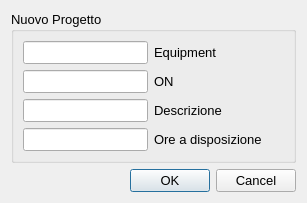
pantof/DailyNotes, file Include/uis/dlgs/NewProjectDialog.ui: the form before one commit.
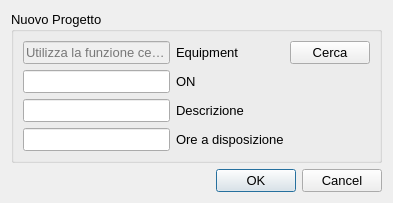
The form after the commit.

What changed in the file:
```diff
--- a/Include/uis/dlgs/NewProjectDialog.ui
+++ b/Include/uis/dlgs/NewProjectDialog.ui
@@ -6,8 +6,8 @@
    <rect>
     <x>0</x>
     <y>0</y>
-    <width>307</width>
-    <height>190</height>
+    <width>393</width>
+    <height>198</height>
    </rect>
   </property>
   <property name="sizePolicy">
@@ -30,9 +30,13 @@
      <property name="title">
       <string>Nuovo Progetto</string>
      </property>
-     <layout class="QFormLayout" name="formLayout_2">
-      <item row="0" column="0">
-       <widget class="QLineEdit" name="lineEdit_Equipment"/>
+     <layout class="QGridLayout" name="gridLayout">
+      <item row="0" column="1">
+       <widget class="QLabel" name="label">
+        <property name="text">
+         <string>Equipment</string>
+        </property>
+       </widget>
       </item>
       <item row="1" column="0">
        <widget class="QLineEdit" name="lineEdit_ON"/>
@@ -40,13 +44,6 @@
       <item row="2" column="0">
        <widget class="QLineEdit" name="lineEdit_Descrizione"/>
       </item>
-      <item row="0" column="1">
-       <widget class="QLabel" name="label">
-        <property name="text">
-         <string>Equipment</string>
-        </property>
-       </widget>
-      </item>
       <item row="1" column="1">
        <widget class="QLabel" name="label_2">
         <property name="text">
@@ -71,6 +68,23 @@
         </property>
        </widget>
       </item>
+      <item row="0" column="0">
+       <widget class="QLineEdit" name="lineEdit_Equipment">
+        <property name="enabled">
+         <bool>false</bool>
+        </property>
+        <property name="placeholderText">
+         <string>Utilizza la funzione cerca</string>
+        </property>
+       </widget>
+      </item>
+      <item row="0" column="2">
+       <widget class="QPushButton" name="pushButton">
+        <property name="text">
+         <string>Cerca</string>
+        </property>
+       </widget>
+      </item>
      </layout>
     </widget>
    </item>
```
